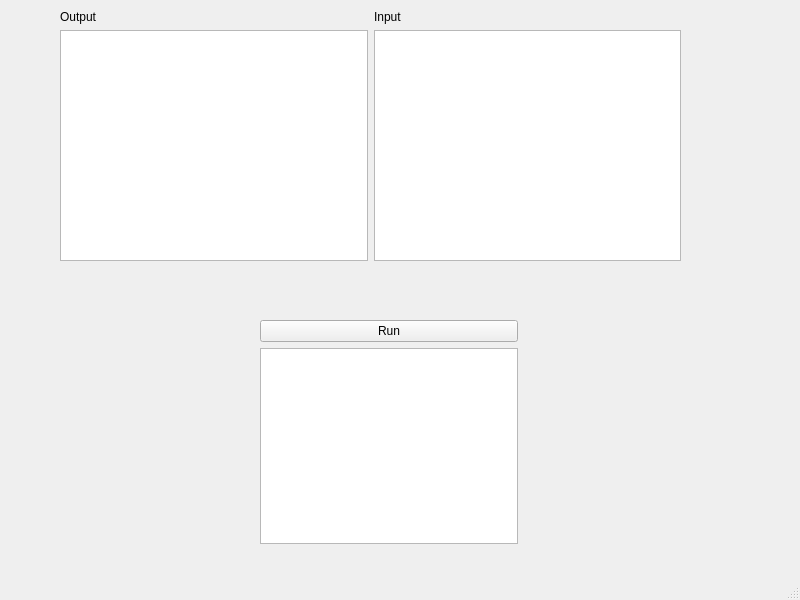
Djivs/BrainFuckStudio, file BFIDE/mainwindow.ui: the form before one commit.
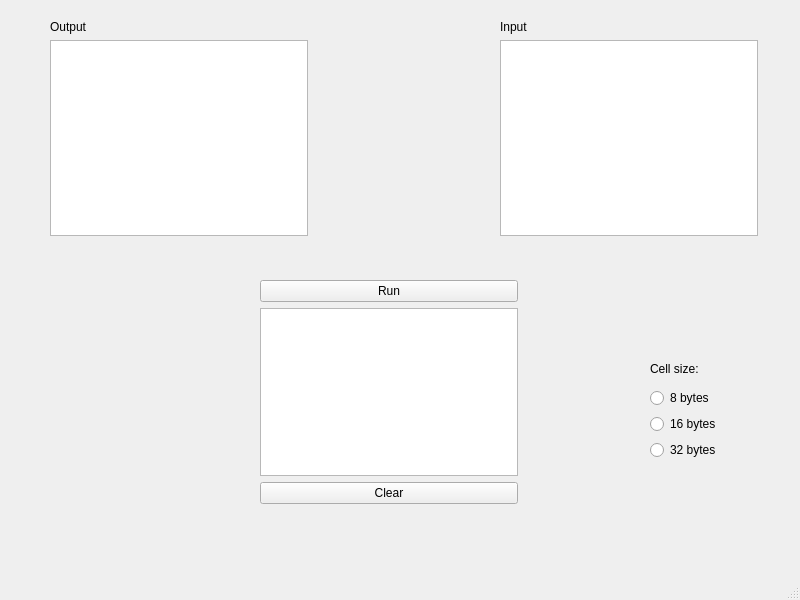
The form after the commit.

Commit message: cell_size_update

Patch:
```diff
--- a/BFIDE/mainwindow.ui
+++ b/BFIDE/mainwindow.ui
@@ -18,7 +18,7 @@
     <property name="geometry">
      <rect>
       <x>260</x>
-      <y>320</y>
+      <y>280</y>
       <width>258</width>
       <height>224</height>
      </rect>
@@ -34,19 +34,24 @@
      <item>
       <widget class="QTextEdit" name="prog"/>
      </item>
+     <item>
+      <widget class="QPushButton" name="clear">
+       <property name="text">
+        <string>Clear</string>
+       </property>
+      </widget>
+     </item>
     </layout>
    </widget>
    <widget class="QWidget" name="">
     <property name="geometry">
      <rect>
-      <x>60</x>
-      <y>10</y>
-      <width>621</width>
-      <height>251</height>
+      <x>50</x>
+      <y>20</y>
+      <width>258</width>
+      <height>216</height>
      </rect>
     </property>
-    <layout class="QHBoxLayout" name="horizontalLayout">
-     <item>
       <layout class="QVBoxLayout" name="verticalLayout">
        <item>
         <widget class="QLabel" name="label">
@@ -59,8 +64,16 @@
         <widget class="QTextBrowser" name="output"/>
        </item>
       </layout>
-     </item>
-     <item>
+   </widget>
+   <widget class="QWidget" name="">
+    <property name="geometry">
+     <rect>
+      <x>500</x>
+      <y>20</y>
+      <width>258</width>
+      <height>216</height>
+     </rect>
+    </property>
       <layout class="QVBoxLayout" name="verticalLayout_2">
        <item>
         <widget class="QLabel" name="label_2">
@@ -71,6 +84,48 @@
        </item>
        <item>
         <widget class="QTextEdit" name="input"/>
+     </item>
+    </layout>
+   </widget>
+   <widget class="QWidget" name="">
+    <property name="geometry">
+     <rect>
+      <x>650</x>
+      <y>356</y>
+      <width>95</width>
+      <height>104</height>
+     </rect>
+    </property>
+    <layout class="QVBoxLayout" name="verticalLayout_5">
+     <item>
+      <widget class="QLabel" name="label_3">
+       <property name="text">
+        <string>Cell size:</string>
+       </property>
+      </widget>
+     </item>
+     <item>
+      <layout class="QVBoxLayout" name="verticalLayout_4">
+       <item>
+        <widget class="QRadioButton" name="bytes8">
+         <property name="text">
+          <string>8 bytes</string>
+         </property>
+        </widget>
+       </item>
+       <item>
+        <widget class="QRadioButton" name="bytes16">
+         <property name="text">
+          <string>16 bytes</string>
+         </property>
+        </widget>
+       </item>
+       <item>
+        <widget class="QRadioButton" name="bytes32">
+         <property name="text">
+          <string>32 bytes</string>
+         </property>
+        </widget>
        </item>
       </layout>
      </item>
```
Lines whose indentation alone changed are shown as unchanged. The commit also changes 11 other files.
